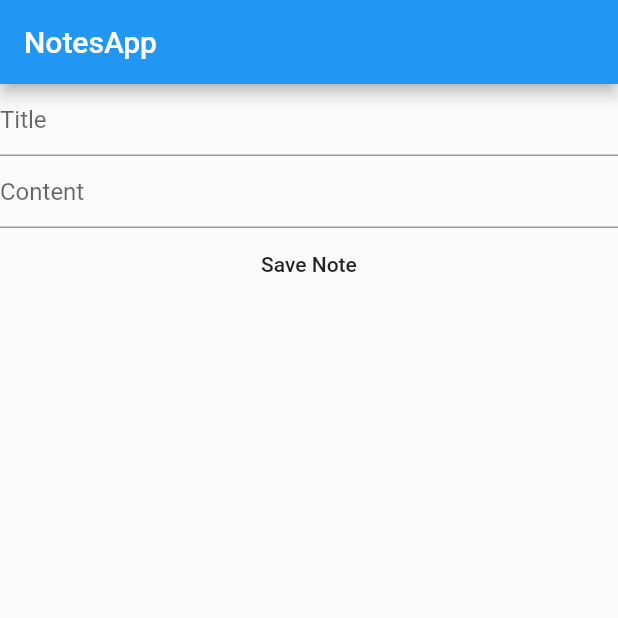
After one commit to Adarsh0603/notebee, a Flutter app: the screen it shows after launch, after a tap on "Save Note", on a phone screen of 412 x 824 dp, the top half of it. The commit adds this screen. Run offline on Flutter 3.47's test engine with Material 2 defaults, Android fonts, the phone set to English and light mode, and no system bars; our stand-ins replace sqflite; accounts and stored records are empty.

Commit message:
implemented basic working of inserting and getting notes list

```diff
--- a/lib/main.dart
+++ b/lib/main.dart
@@ -1,59 +1,21 @@
 import 'package:flutter/material.dart';
-import 'package:flutter_database_sql/dbhelper.dart';
-import 'package:flutter_database_sql/models/note.dart';
+import 'package:flutter_database_sql/providers/notes_provider.dart';
+import 'package:flutter_database_sql/screens/home_screen.dart';
+import 'package:provider/provider.dart';
 
 void main() {
-  runApp(DatabaseFlutterApp());
+  runApp(QuickNote());
 }
 
-class DatabaseFlutterApp extends StatelessWidget {
+class QuickNote extends StatelessWidget {
   @override
   Widget build(BuildContext context) {
-    return MaterialApp(
-      home: HomePage(),
-      debugShowCheckedModeBanner: false,
-      title: 'DatabaseFlutter',
-    );
-  }
-}
-
-class HomePage extends StatelessWidget {
-  var title;
-  var content;
-
-  @override
-  Widget build(BuildContext context) {
-    return Scaffold(
-      appBar: AppBar(
-        title: Text('NotesApp'),
-      ),
-      body: Column(
-        children: [
-          TextField(
-            decoration: InputDecoration(hintText: 'Title'),
-            onChanged: (value) {
-              title = value;
-              print(title);
-            },
-          ),
-          TextField(
-            decoration: InputDecoration(hintText: 'Content'),
-            onChanged: (value) {
-              content = value;
-            },
-          ),
-          FlatButton(
-            onPressed: () async {
-              List notes = await DBHelper().notes();
-
-              Note note =
-                  Note(id: notes.length + 1, title: title, content: content);
-              await DBHelper().insertNote(note);
-              print('Note added with id:${note.id}');
-            },
-            child: Text('Save Note'),
-          )
-        ],
+    return ChangeNotifierProvider<Notes>(
+      create: (BuildContext context) => Notes(),
+      child: MaterialApp(
+        home: HomeScreen(),
+        debugShowCheckedModeBanner: false,
+        title: 'QuickNote',
       ),
     );
   }
--- a/lib/models/note.dart
+++ b/lib/models/note.dart
@@ -1,5 +1,5 @@
 class Note {
-  final int id;
+  final String id;
   final String title;
   final String content;
 
--- a/lib/dbhelper.dart
+++ b/lib/providers/dbhelper.dart
@@ -1,24 +1,24 @@
 import 'package:sqflite/sqflite.dart';
 import 'package:path/path.dart';
-import 'models/note.dart';
+import '../models/note.dart';
 
 class DBHelper {
-  Future<Database> database() async {
+  static Future<Database> database() async {
     return openDatabase(join(await getDatabasesPath(), 'notes.db'),
         onCreate: (db, version) {
       return db.execute(
-          "CREATE TABLE notes(id INTEGER PRIMARY KEY, title TEXT, content TEXT)");
+          "CREATE TABLE notes(id TEXT PRIMARY KEY, title TEXT, content TEXT)");
     }, version: 1);
   }
 
-  Future<void> insertNote(Note note) async {
-    final db = await database();
+  static Future<void> insertNote(Note note) async {
+    final db = await DBHelper.database();
     await db.insert('notes', note.toMap(),
         conflictAlgorithm: ConflictAlgorithm.replace);
   }
 
-  Future<List<Note>> notes() async {
-    final db = await database();
+  static Future<List<Note>> notes() async {
+    final db = await DBHelper.database();
     final List<Map<String, dynamic>> noteMaps = await db.query('notes');
     return List.generate(
         noteMaps.length,
--- /dev/null
+++ b/lib/providers/notes_provider.dart
@@ -0,0 +1,24 @@
+import 'package:flutter/material.dart';
+import 'package:flutter_database_sql/models/note.dart';
+import 'package:flutter_database_sql/providers/dbhelper.dart';
+
+class Notes with ChangeNotifier {
+  List<Note> _notesList = [];
+
+  Future<void> addNote(String title, String content) async {
+    Note note = Note(
+        id: DateTime.now().toIso8601String(), title: title, content: content);
+    await DBHelper.insertNote(note);
+    print('Note added with id:${note.id}');
+  }
+
+  List<Note> get notesList {
+    return [..._notesList];
+  }
+
+  Future<void> getNotes() async {
+    List<Note> notesFromDatabase = await DBHelper.notes();
+    _notesList = notesFromDatabase;
+    notifyListeners();
+  }
+}
--- /dev/null
+++ b/lib/screens/home_screen.dart
@@ -0,0 +1,71 @@
+import 'package:flutter/material.dart';
+import 'package:flutter_database_sql/providers/notes_provider.dart';
+import 'package:provider/provider.dart';
+
+class HomeScreen extends StatefulWidget {
+  @override
+  _HomeScreenState createState() => _HomeScreenState();
+}
+
+class _HomeScreenState extends State<HomeScreen> {
+  String title;
+  String content;
+
+  @override
+  void didChangeDependencies() {
+    // TODO: implement didChangeDependencies
+    super.didChangeDependencies();
+    Future.delayed(Duration.zero).then((_) async {
+      await Provider.of<Notes>(context, listen: false).getNotes();
+    });
+  }
+
+  @override
+  Widget build(BuildContext context) {
+    final notes = Provider.of<Notes>(context, listen: false);
+    return Scaffold(
+      appBar: AppBar(
+        title: Text('NotesApp'),
+      ),
+      body: Column(
+        children: [
+          TextField(
+            decoration: InputDecoration(hintText: 'Title'),
+            onChanged: (value) {
+              title = value;
+              print(title);
+            },
+          ),
+          TextField(
+            decoration: InputDecoration(hintText: 'Content'),
+            onChanged: (value) {
+              content = value;
+            },
+          ),
+          FlatButton(
+            onPressed: () async {
+              await Provider.of<Notes>(context, listen: false)
+                  .addNote(title, content);
+            },
+            child: Text('Save Note'),
+          ),
+          Expanded(
+            child: FutureBuilder(
+              future: notes.getNotes(),
+              builder: (BuildContext context, AsyncSnapshot<dynamic> snapshot) {
+                return snapshot.connectionState == ConnectionState.done
+                    ? ListView.builder(
+                        itemCount: notes.notesList.length,
+                        itemBuilder: (context, i) => Text(
+                            '${notes.notesList[i].title} ${notes.notesList[i].content}'))
+                    : Center(
+                        child: CircularProgressIndicator(),
+                      );
+              },
+            ),
+          ),
+        ],
+      ),
+    );
+  }
+}
--- a/pubspec.yaml
+++ b/pubspec.yaml
@@ -30,6 +30,7 @@ dependencies:
   cupertino_icons: ^0.1.3
   sqflite: ^1.3.1
   path: ^1.7.0
+  provider: ^4.3.2
 
 dev_dependencies:
   flutter_test:
```
Also changed, not shown: pubspec.lock.
